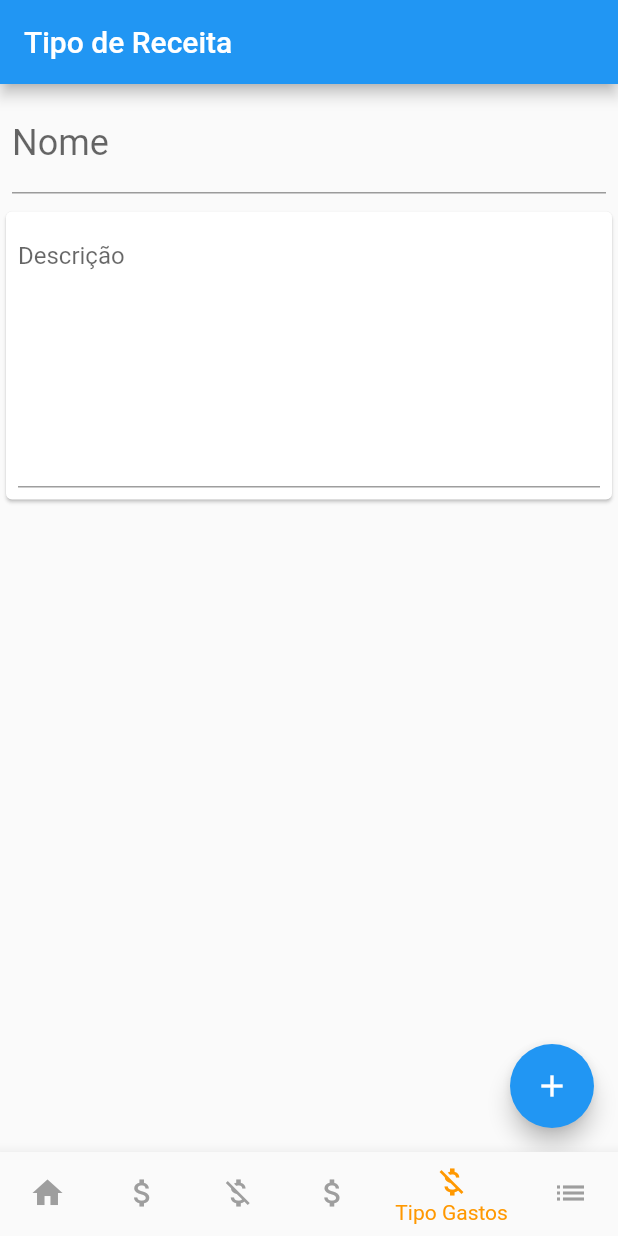
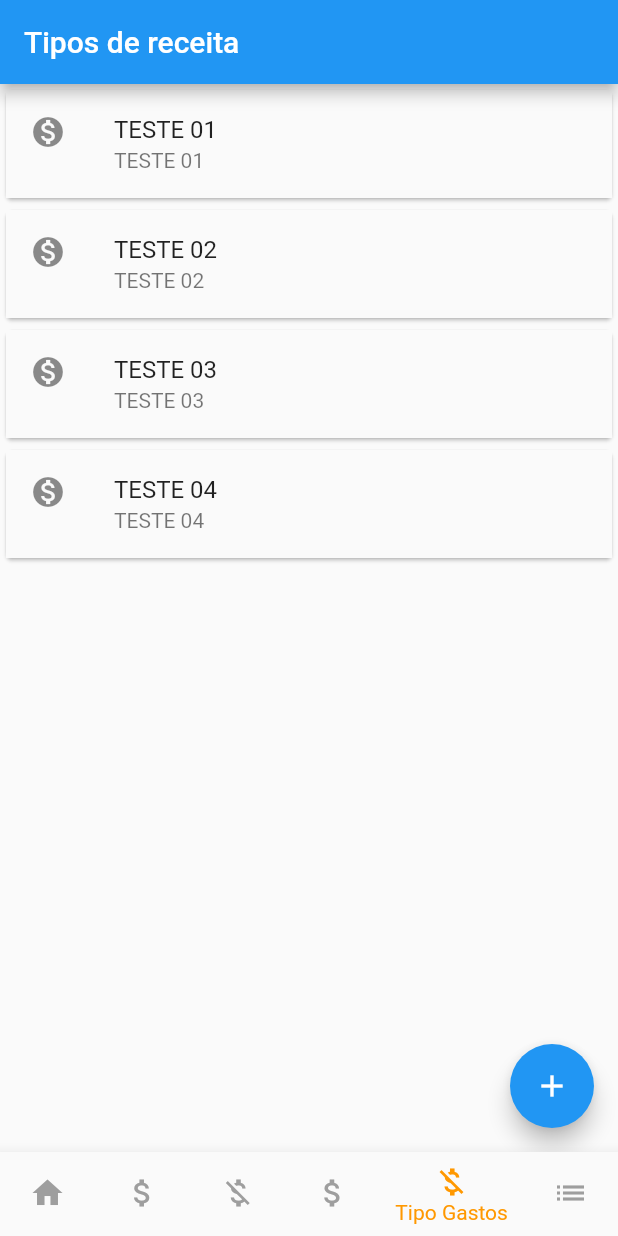
Before and after one commit to dealmeida-gabriel-1945/flutter-app-financeiro-des-mov, a Flutter app: the Navegar screen opened directly, item 5 of the bottom bar chosen, on a phone screen of 412 x 824 dp. Run offline on Flutter 3.47's test engine with Material 2 defaults, Android fonts, the phone set to English and light mode, and no system bars.

Commit message:
Criação das telas de cadastro e listagem de tipo de receita

```diff
--- a/lib/visao/menu.dart
+++ b/lib/visao/menu.dart
@@ -1,11 +1,12 @@
 import 'package:flutter/cupertino.dart';
 import 'package:flutter/material.dart';
-import 'package:login_screen/visao/cad_gasto.dart';
-import 'package:login_screen/visao/cad_receita.dart';
-import 'package:login_screen/visao/cad_tipo_gasto.dart';
-import 'package:login_screen/visao/cad_tipo_receita.dart';
+import 'package:login_screen/visao/gasto/cad_gasto.dart';
+import 'package:login_screen/visao/receita/cad_receita.dart';
+import 'package:login_screen/visao/tipo_gasto/cad_tipo_gasto.dart';
+import 'package:login_screen/visao/tipo_receita/cad_tipo_receita.dart';
 import 'package:login_screen/visao/principal.dart';
 import 'package:login_screen/visao/relatorios.dart';
+import 'package:login_screen/visao/tipo_receita/list_tipo_receita.dart';
 
 //indice de seleção da tela
 int _selectedIndex = 0;
@@ -16,7 +17,8 @@ List<Widget> _stOptions = <Widget>[
   CadGasto(),
   CadReceita(),
   CadTipoGasto(),
-  CadTipoReceita(),
+  // CadTipoReceita(),
+  ListTipoReceita(),
   Relatorios(),
 ];
 
--- a/lib/visao/cad_tipo_receita.dart
+++ b/lib/visao/tipo_receita/cad_tipo_receita.dart
@@ -53,7 +53,7 @@ class _CadTipoReceitaState extends State<CadTipoReceita> {
                   nome: _nomeController.text,
                   descricao: _descricaoController.text
               );
-              debugPrint('pressionado');
+              debugPrint('pressionado');//TODO salvar no banco
               debugPrint('$tipoGasto');
             },
           ),
--- /dev/null
+++ b/lib/visao/tipo_receita/list_tipo_receita.dart
@@ -0,0 +1,73 @@
+import 'package:flutter/material.dart';
+import 'package:login_screen/modelo/beans/tipo_receita.dart';
+import 'package:login_screen/visao/tipo_receita/cad_tipo_receita.dart';
+import 'package:login_screen/visao/widgets/delete_edit_dialog_tipo_receita.dart';
+
+class ListTipoReceita extends StatefulWidget {
+
+  final List<TipoReceita> _transferencias = [
+    TipoReceita(id: 1, nome: 'TESTE 01', descricao: 'TESTE 01'),
+    TipoReceita(id: 2, nome: 'TESTE 02', descricao: 'TESTE 02'),
+    TipoReceita(id: 3, nome: 'TESTE 03', descricao: 'TESTE 03'),
+    TipoReceita(id: 4, nome: 'TESTE 04', descricao: 'TESTE 04'),
+  ];
+
+  @override
+  State<ListTipoReceita> createState() => _ListTipoReceitaState();
+}
+
+class _ListTipoReceitaState extends State<ListTipoReceita> {
+  @override
+  Widget build(BuildContext context) {
+    return Scaffold(
+      appBar: AppBar(
+        title: const Text('Tipos de receita'),
+      ),
+      body: ListView.builder(
+        itemCount: widget._transferencias.length,
+        itemBuilder: (context, index){
+          return ItemTipoReceita(widget._transferencias[index], context);
+        }
+      ),
+      floatingActionButton: FloatingActionButton(
+        child: const Icon(Icons.add),
+        onPressed: () {
+          Navigator.of(context)
+            .push(
+              MaterialPageRoute(builder: (context) => CadTipoReceita()
+            )
+          ).then((value) => debugPrint('Buscar tipos de receita do banco')); //TODO
+        },
+      ),
+    );
+  }
+}
+
+class ItemTipoReceita extends StatelessWidget{
+
+  final TipoReceita _tipoReceita;
+  final _context;
+
+  ItemTipoReceita(this._tipoReceita, this._context);
+
+  @override
+  Widget build(BuildContext context) {
+    return Card(
+        child: Material(
+          child: InkWell(
+            onTap: () {
+              showDialog(
+                context: context,
+                builder: (context) => DeleteEditDialogTipoReceita(_tipoReceita)
+              );
+            },
+            child: ListTile(
+              leading: const Icon(Icons.monetization_on),
+              title: Text(_tipoReceita.nome),
+              subtitle: Text(_tipoReceita.descricao),
+            ),
+          ),
+        )
+    );
+  }
+}
```
Also changed, not shown: lib/visao/widgets/delete_edit_dialog_tipo_receita.dart (added, +44 -0 lines), lib/visao/gasto/cad_gasto.dart (renamed from lib/visao/cad_gasto.dart), lib/visao/receita/cad_receita.dart (renamed from lib/visao/cad_receita.dart), lib/visao/tipo_gasto/cad_tipo_gasto.dart (renamed from lib/visao/cad_tipo_gasto.dart).
